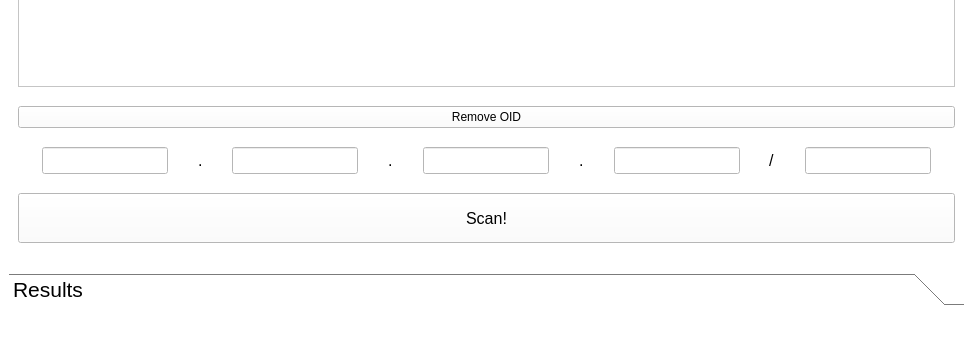
This is UI/mainwindow.ui in aplaikner/ManInTheMirror as Qt 5 draws it before an edit; both pictures show x 0 to 973 and y 215 to 552 of the 973 by 552 pixel window. The edited form follows.
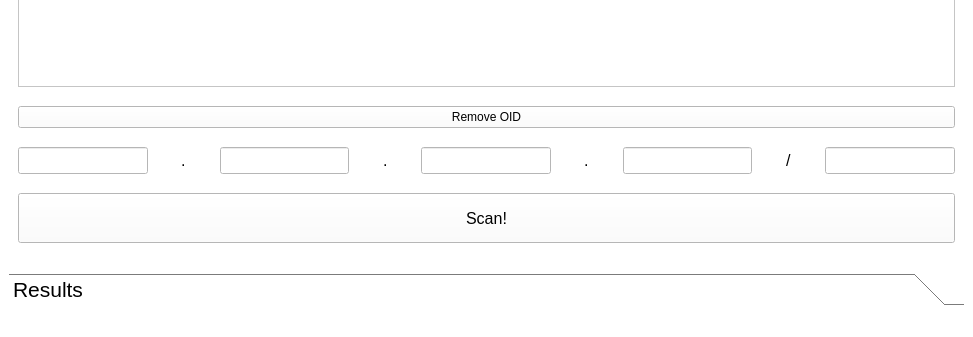
This is the edited form. The open tabs and pages were chosen to show the change.

Commit message: Refactor Scan menu UI

```diff
--- a/UI/mainwindow.ui
+++ b/UI/mainwindow.ui
@@ -277,19 +277,6 @@
         </item>
         <item>
          <layout class="QHBoxLayout" name="horizontalLayout_5">
-          <item>
-           <spacer name="horizontalSpacer_9">
-            <property name="orientation">
-             <enum>Qt::Horizontal</enum>
-            </property>
-            <property name="sizeHint" stdset="0">
-             <size>
-              <width>40</width>
-              <height>20</height>
-             </size>
-            </property>
-           </spacer>
-          </item>
           <item>
            <widget class="QLineEdit" name="lineEdit_ip_1">
             <property name="font">
@@ -511,19 +498,6 @@
             </property>
            </widget>
           </item>
-          <item>
-           <spacer name="horizontalSpacer_10">
-            <property name="orientation">
-             <enum>Qt::Horizontal</enum>
-            </property>
-            <property name="sizeHint" stdset="0">
-             <size>
-              <width>40</width>
-              <height>20</height>
-             </size>
-            </property>
-           </spacer>
-          </item>
          </layout>
         </item>
         <item>
```
Left out of the diff: 4 changed lines with no effect on the pictures.
